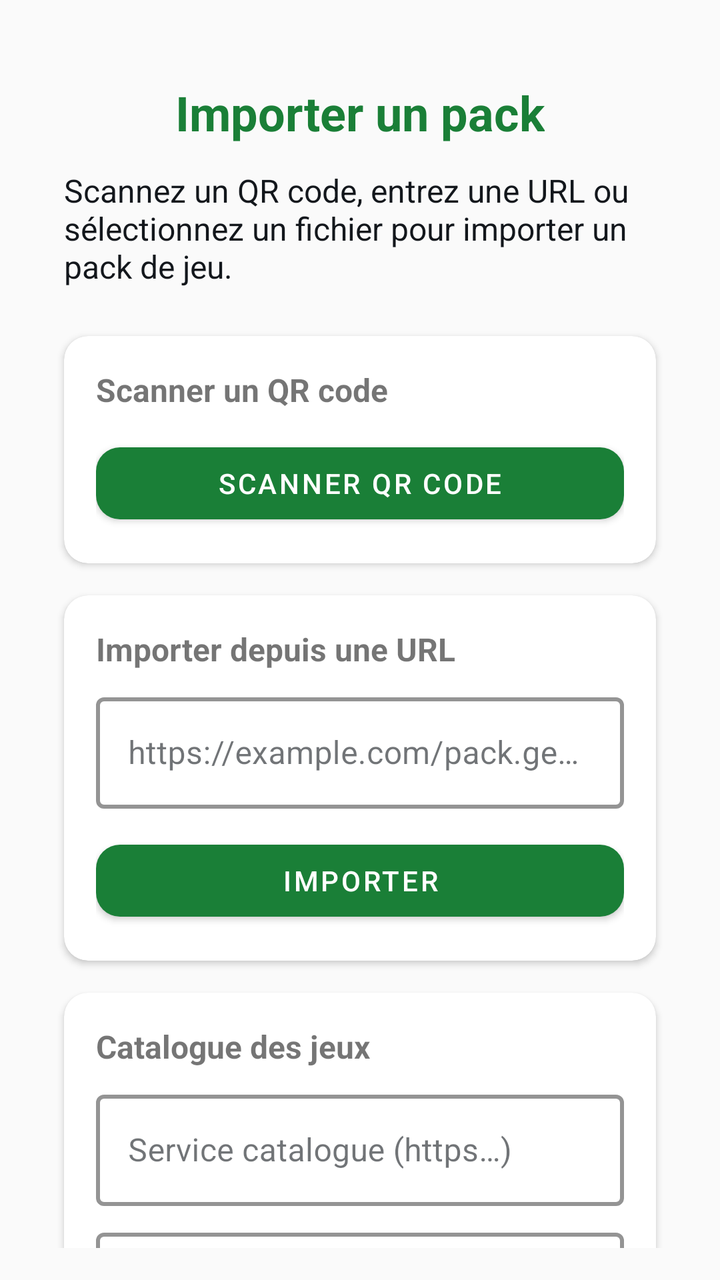
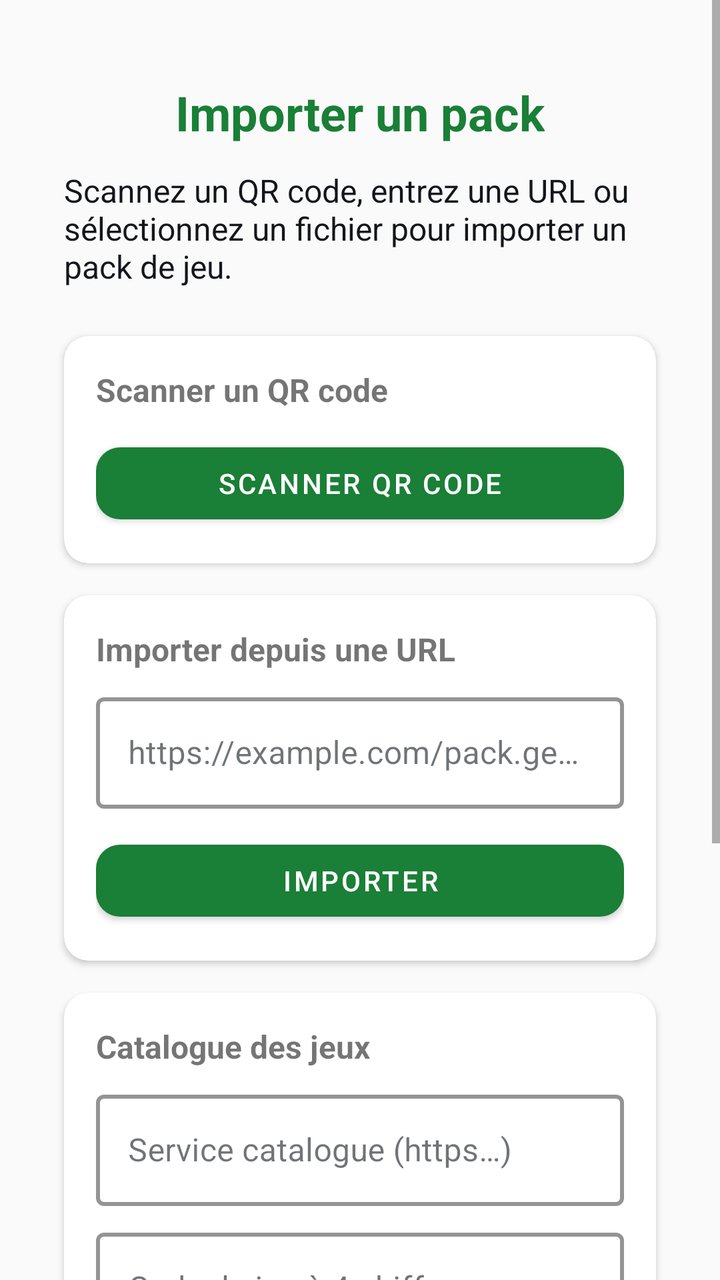

Before-and-after screenshots of an Android layout around one commit, followed by the original layout XML and the change that was made.
<!-- AndroidManifest.xml: application theme Theme.GeoPlayPlayer -->
<!-- res/layout/fragment_import.xml -->
<?xml version="1.0" encoding="utf-8"?>
<androidx.constraintlayout.widget.ConstraintLayout
    xmlns:android="http://schemas.android.com/apk/res/android"
    xmlns:app="http://schemas.android.com/apk/res-auto"
    xmlns:tools="http://schemas.android.com/tools"
    android:layout_width="match_parent"
    android:layout_height="match_parent"
    android:padding="16dp"
    tools:context=".ui.ImportFragment">

    <TextView
        android:id="@+id/tvImportTitle"
        android:layout_width="wrap_content"
        android:layout_height="wrap_content"
        android:text="Importer un pack"
        android:textSize="24sp"
        android:textStyle="bold"
        android:textColor="@color/colorPrimary"
        app:layout_constraintTop_toTopOf="parent"
        app:layout_constraintStart_toStartOf="parent"
        app:layout_constraintEnd_toEndOf="parent"
        android:layout_marginTop="24dp" />

    <TextView
        android:id="@+id/tvImportSubtitle"
        android:layout_width="0dp"
        android:layout_height="wrap_content"
        android:text="Scannez un QR code, entrez une URL ou sélectionnez un fichier pour importer un pack de jeu."
        android:textSize="16sp"
        android:textColor="@color/colorOnSurface"
        app:layout_constraintTop_toBottomOf="@id/tvImportTitle"
        app:layout_constraintStart_toStartOf="parent"
        app:layout_constraintEnd_toEndOf="parent"
        android:layout_marginTop="12dp"
        android:layout_marginStart="16dp"
        android:layout_marginEnd="16dp" />

    <com.google.android.material.card.MaterialCardView
        android:id="@+id/cardQR"
        android:layout_width="0dp"
        android:layout_height="wrap_content"
        android:layout_marginTop="24dp"
        android:layout_marginStart="16dp"
        android:layout_marginEnd="16dp"
        app:layout_constraintTop_toBottomOf="@id/tvImportSubtitle"
        app:layout_constraintStart_toStartOf="parent"
        app:layout_constraintEnd_toEndOf="parent"
        app:cardCornerRadius="12dp"
        app:cardElevation="2dp">

        <LinearLayout
            android:layout_width="match_parent"
            android:layout_height="wrap_content"
            android:orientation="vertical"
            android:padding="16dp">

            <TextView
                android:layout_width="wrap_content"
                android:layout_height="wrap_content"
                android:text="Scanner un QR code"
                android:textStyle="bold"
                android:textSize="16sp" />

            <com.google.android.material.button.MaterialButton
                android:id="@+id/btnScanQR"
                style="@style/Widget.GeoPlayPlayer.Button.Primary"
                android:layout_width="match_parent"
                android:layout_height="wrap_content"
                android:layout_marginTop="12dp"
                android:text="Scanner QR Code" />
        </LinearLayout>
    </com.google.android.material.card.MaterialCardView>

    <com.google.android.material.card.MaterialCardView
        android:id="@+id/cardURL"
        android:layout_width="0dp"
        android:layout_height="wrap_content"
        android:layout_marginTop="16dp"
        android:layout_marginStart="16dp"
        android:layout_marginEnd="16dp"
        app:layout_constraintTop_toBottomOf="@id/cardQR"
        app:layout_constraintStart_toStartOf="parent"
        app:layout_constraintEnd_toEndOf="parent"
        app:cardCornerRadius="12dp"
        app:cardElevation="2dp">

        <LinearLayout
            android:layout_width="match_parent"
            android:layout_height="wrap_content"
            android:orientation="vertical"
            android:padding="16dp">

            <TextView
                android:layout_width="wrap_content"
                android:layout_height="wrap_content"
                android:text="Importer depuis une URL"
                android:textStyle="bold"
                android:textSize="16sp" />

            <com.google.android.material.textfield.TextInputLayout
                android:layout_width="match_parent"
                android:layout_height="wrap_content"
                android:layout_marginTop="8dp"
                style="@style/Widget.GeoPlayPlayer.TextInputLayout">

                <com.google.android.material.textfield.TextInputEditText
                    android:id="@+id/etImportUrl"
                    android:layout_width="match_parent"
                    android:layout_height="wrap_content"
                    android:hint="https://example.com/pack.geopack"
                    android:inputType="textUri" />
            </com.google.android.material.textfield.TextInputLayout>

            <com.google.android.material.button.MaterialButton
                android:id="@+id/btnImportUrl"
                style="@style/Widget.GeoPlayPlayer.Button.Primary"
                android:layout_width="match_parent"
                android:layout_height="wrap_content"
                android:layout_marginTop="12dp"
                android:text="Importer" />
        </LinearLayout>
    </com.google.android.material.card.MaterialCardView>

    <com.google.android.material.card.MaterialCardView
        android:id="@+id/cardCatalog"
        android:layout_width="0dp"
        android:layout_height="wrap_content"
        android:layout_marginTop="16dp"
        android:layout_marginStart="16dp"
        android:layout_marginEnd="16dp"
        app:layout_constraintTop_toBottomOf="@id/cardURL"
        app:layout_constraintStart_toStartOf="parent"
        app:layout_constraintEnd_toEndOf="parent"
        app:cardCornerRadius="12dp"
        app:cardElevation="2dp">

        <LinearLayout
            android:layout_width="match_parent"
            android:layout_height="wrap_content"
            android:orientation="vertical"
            android:padding="16dp">

            <TextView
                android:layout_width="wrap_content"
                android:layout_height="wrap_content"
                android:text="Catalogue des jeux"
                android:textStyle="bold"
                android:textSize="16sp" />

            <com.google.android.material.textfield.TextInputLayout
                android:layout_width="match_parent"
                android:layout_height="wrap_content"
                android:layout_marginTop="8dp"
                style="@style/Widget.GeoPlayPlayer.TextInputLayout">

                <com.google.android.material.textfield.TextInputEditText
                    android:id="@+id/etCatalogUrl"
                    android:layout_width="match_parent"
                    android:layout_height="wrap_content"
                    android:hint="Service catalogue (https…)"
                    android:inputType="textUri" />
            </com.google.android.material.textfield.TextInputLayout>

            <com.google.android.material.textfield.TextInputLayout
                android:layout_width="match_parent"
                android:layout_height="wrap_content"
                android:layout_marginTop="8dp"
                style="@style/Widget.GeoPlayPlayer.TextInputLayout">

                <com.google.android.material.textfield.TextInputEditText
                    android:id="@+id/etCatalogCode"
                    android:layout_width="match_parent"
                    android:layout_height="wrap_content"
                    android:hint="Code du jeu à 4 chiffres"
                    android:inputType="number" />
            </com.google.android.material.textfield.TextInputLayout>

            <com.google.android.material.button.MaterialButton
                android:id="@+id/btnImportCode"
                style="@style/Widget.GeoPlayPlayer.Button.Primary"
                android:layout_width="match_parent"
                android:layout_height="wrap_content"
                android:layout_marginTop="12dp"
                android:text="Charger par code" />
        </LinearLayout>
    </com.google.android.material.card.MaterialCardView>

    <com.google.android.material.card.MaterialCardView
        android:id="@+id/cardFile"
        android:layout_width="0dp"
        android:layout_height="wrap_content"
        android:layout_marginTop="16dp"
        android:layout_marginStart="16dp"
        android:layout_marginEnd="16dp"
        app:layout_constraintTop_toBottomOf="@id/cardCatalog"
        app:layout_constraintStart_toStartOf="parent"
        app:layout_constraintEnd_toEndOf="parent"
        app:cardCornerRadius="12dp"
        app:cardElevation="2dp">

        <LinearLayout
            android:layout_width="match_parent"
            android:layout_height="wrap_content"
            android:orientation="vertical"
            android:padding="16dp">

            <TextView
                android:layout_width="wrap_content"
                android:layout_height="wrap_content"
                android:text="Importer depuis un fichier"
                android:textStyle="bold"
                android:textSize="16sp" />

            <com.google.android.material.button.MaterialButton
                android:id="@+id/btnPickFile"
                style="@style/Widget.GeoPlayPlayer.Button.Primary"
                android:layout_width="match_parent"
                android:layout_height="wrap_content"
                android:layout_marginTop="12dp"
                android:text="Choisir un fichier" />
        </LinearLayout>
    </com.google.android.material.card.MaterialCardView>

    <ProgressBar
        android:id="@+id/progressBar"
        style="?android:attr/progressBarStyleHorizontal"
        android:layout_width="0dp"
        android:layout_height="wrap_content"
        android:layout_marginTop="16dp"
        android:layout_marginStart="16dp"
        android:layout_marginEnd="16dp"
        android:visibility="gone"
        app:layout_constraintTop_toBottomOf="@id/cardFile"
        app:layout_constraintStart_toStartOf="parent"
        app:layout_constraintEnd_toEndOf="parent" />

</androidx.constraintlayout.widget.ConstraintLayout>
<!-- resources referenced by this layout -->
<resources>
  <color name="colorOnSurface">#13171c</color>
  <color name="colorPrimary">#1a7f37</color>
  <style name="Widget.GeoPlayPlayer.Button.Primary" parent="Widget.MaterialComponents.Button">
          <item name="backgroundTint">@color/colorPrimary</item>
          <item name="android:textColor">@color/white</item>
          <item name="cornerRadius">12dp</item>
          <item name="android:minHeight">48dp</item>
      </style>
  <style name="Widget.GeoPlayPlayer.TextInputLayout" parent="Widget.MaterialComponents.TextInputLayout.OutlinedBox">
          <item name="boxStrokeColor">@color/colorPrimary</item>
          <item name="boxStrokeWidth">2dp</item>
          <item name="hintTextColor">@color/colorOnSurface</item>
      </style>
  <style name="Theme.GeoPlayPlayer" parent="Theme.MaterialComponents.DayNight.DarkActionBar">
          <item name="colorPrimary">@color/colorPrimary</item>
          <item name="colorPrimaryVariant">@color/colorPrimaryDark</item>
          <item name="colorOnPrimary">@color/white</item>
          <item name="colorSecondary">@color/colorSecondary</item>
          <item name="colorSecondaryVariant">@color/colorSecondaryDark</item>
          <item name="colorOnSecondary">@color/black</item>
          <item name="android:colorBackground">@color/colorBackground</item>
          <item name="colorOnBackground">@color/colorOnBackground</item>
          <item name="colorSurface">@color/colorSurface</item>
          <item name="colorOnSurface">@color/colorOnSurface</item>
          <item name="colorError">@color/colorError</item>
          <item name="colorOnError">@color/white</item>
          <item name="android:statusBarColor">?attr/colorPrimaryVariant</item>
          <item name="android:windowLightStatusBar">false</item>
      </style>
  <color name="white">#ffffff</color>
  <color name="colorPrimaryDark">#116329</color>
  <color name="colorSecondary">#5f3dc4</color>
  <color name="colorSecondaryDark">#482ba0</color>
  <color name="black">#000000</color>
  <color name="colorBackground">#fafafa</color>
  <color name="colorOnBackground">#13171c</color>
  <color name="colorSurface">#ffffff</color>
  <color name="colorError">#b42318</color>
</resources>

<!-- the commit's change to res/layout/fragment_import.xml (unified diff, before → after) -->
@@ -1,10 +1,15 @@
 <?xml version="1.0" encoding="utf-8"?>
-<androidx.constraintlayout.widget.ConstraintLayout
+<ScrollView
     xmlns:android="http://schemas.android.com/apk/res/android"
     xmlns:app="http://schemas.android.com/apk/res-auto"
     xmlns:tools="http://schemas.android.com/tools"
     android:layout_width="match_parent"
     android:layout_height="match_parent"
+    android:fillViewport="true">
+
+<androidx.constraintlayout.widget.ConstraintLayout
+    android:layout_width="match_parent"
+    android:layout_height="wrap_content"
     android:padding="16dp"
     tools:context=".ui.ImportFragment">
 
@@ -221,6 +226,50 @@
         </LinearLayout>
     </com.google.android.material.card.MaterialCardView>
 
+    <com.google.android.material.card.MaterialCardView
+        android:id="@+id/cardLocal"
+        android:layout_width="0dp"
+        android:layout_height="wrap_content"
+        android:layout_marginTop="16dp"
+        android:layout_marginStart="16dp"
+        android:layout_marginEnd="16dp"
+        app:layout_constraintTop_toBottomOf="@id/cardFile"
+        app:layout_constraintStart_toStartOf="parent"
+        app:layout_constraintEnd_toEndOf="parent"
+        app:cardCornerRadius="12dp"
+        app:cardElevation="2dp">
+
+        <LinearLayout
+            android:layout_width="match_parent"
+            android:layout_height="wrap_content"
+            android:orientation="vertical"
+            android:padding="16dp">
+
+            <TextView
+                android:layout_width="wrap_content"
+                android:layout_height="wrap_content"
+                android:text="Jeux sur ce téléphone"
+                android:textStyle="bold"
+                android:textSize="16sp" />
+
+            <TextView
+                android:id="@+id/tvLocalEmpty"
+                android:layout_width="wrap_content"
+                android:layout_height="wrap_content"
+                android:layout_marginTop="8dp"
+                android:text="Aucun jeu installé pour l'instant."
+                android:textSize="14sp"
+                android:visibility="gone" />
+
+            <androidx.recyclerview.widget.RecyclerView
+                android:id="@+id/rvLocalPacks"
+                android:layout_width="match_parent"
+                android:layout_height="wrap_content"
+                android:layout_marginTop="8dp"
+                android:nestedScrollingEnabled="false" />
+        </LinearLayout>
+    </com.google.android.material.card.MaterialCardView>
+
     <ProgressBar
         android:id="@+id/progressBar"
         style="?android:attr/progressBarStyleHorizontal"
@@ -230,8 +279,9 @@
         android:layout_marginStart="16dp"
         android:layout_marginEnd="16dp"
         android:visibility="gone"
-        app:layout_constraintTop_toBottomOf="@id/cardFile"
+        app:layout_constraintTop_toBottomOf="@id/cardLocal"
         app:layout_constraintStart_toStartOf="parent"
         app:layout_constraintEnd_toEndOf="parent" />
 
 </androidx.constraintlayout.widget.ConstraintLayout>
+</ScrollView>
